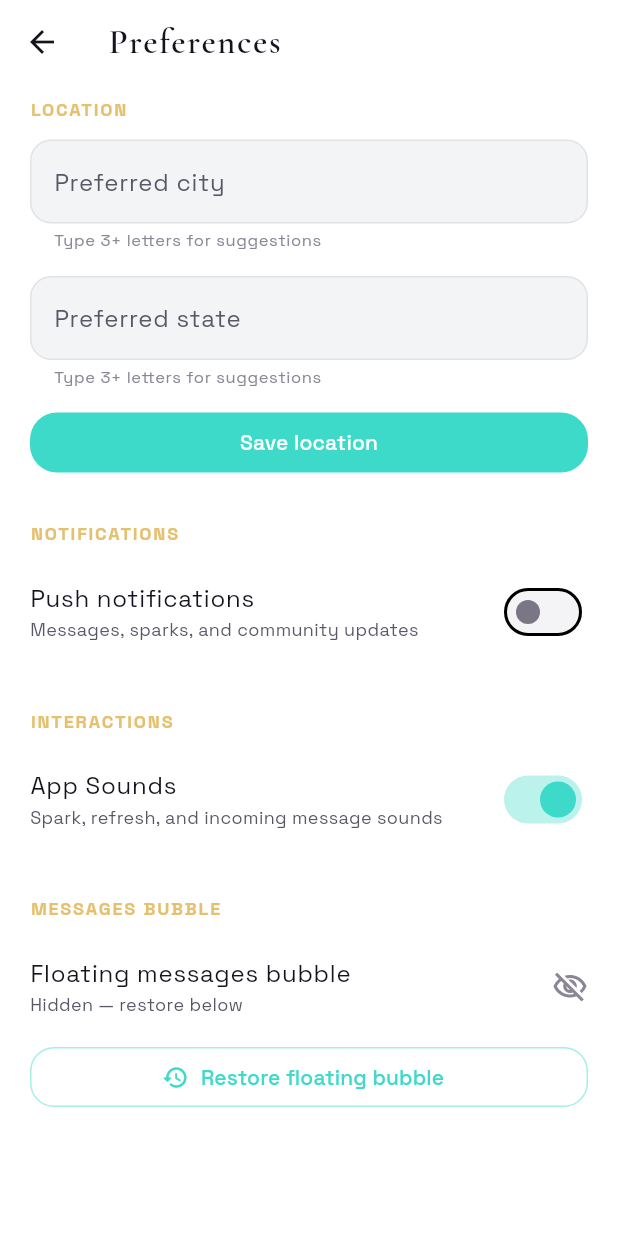
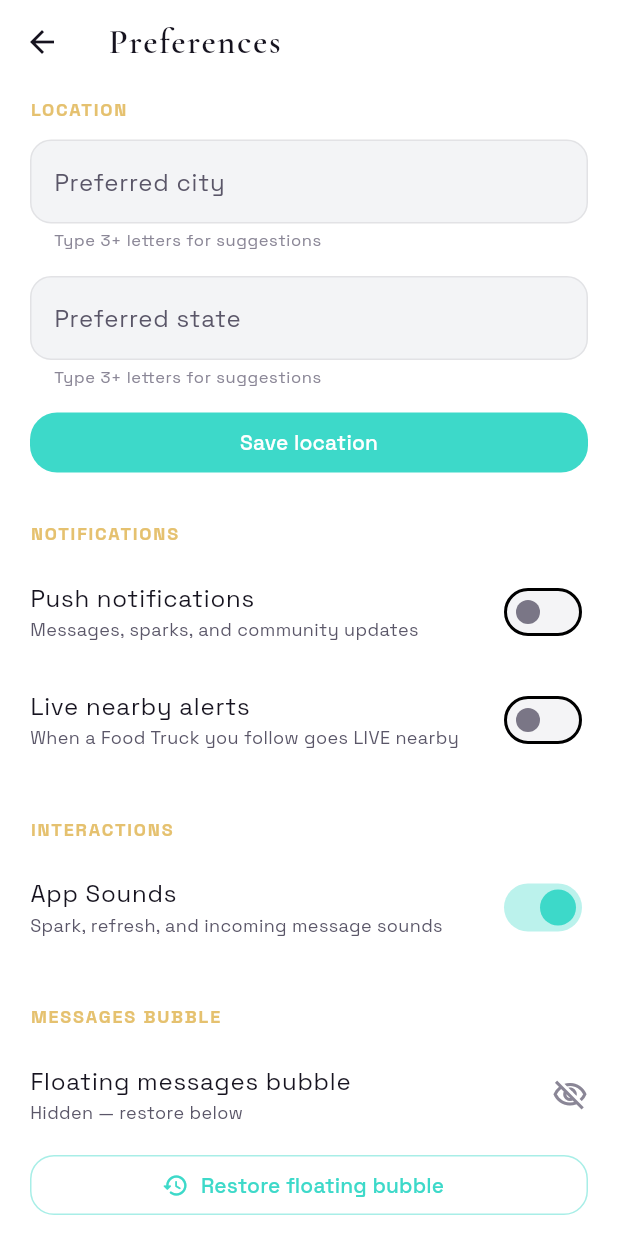
Before and after one commit to hkendale16-create/Firstvue, a Flutter app: the SettingsPreferencesScreen screen opened directly, on a phone screen of 412 x 824 dp. Run offline on Flutter 3.47's test engine with Material 3 defaults, Android fonts, the phone set to English and light mode, and no system bars; our stand-ins replace app_links, audioplayers, flutter_local_notifications, flutter_map, geolocator, image_picker and 7 more; missing offline and left inert: cryptography, dart:html, flutter_webrtc, mapbox_maps_flutter; accounts and stored records are empty; project files that could hold a hidden picture were left out.

Commit message:
Polish Food Trucks live locations UX and report
Fix active-session unique index to avoid non-immutable now(), add live
nearby notification preference, owner scheduled-stop creation, and expand
the completion report.

Co-authored-by: hkendale16-create <hkendale16-create@users.noreply.github.com>

```diff
--- a/lib/screens/settings_preferences_screen.dart
+++ b/lib/screens/settings_preferences_screen.dart
@@ -152,6 +152,26 @@ class _SettingsPreferencesScreenState extends State<SettingsPreferencesScreen> {
                   activeThumbColor: FirstVueColors.teal,
                   onChanged: _toggleNotifications,
                 ),
+                SwitchListTile(
+                  contentPadding: EdgeInsets.zero,
+                  title: Text(
+                    'Live nearby alerts',
+                    style: TextStyle(color: fv.primaryText),
+                  ),
+                  subtitle: Text(
+                    'When a Food Truck you follow goes LIVE nearby',
+                    style: TextStyle(color: fv.secondaryText, fontSize: 12),
+                  ),
+                  value: _prefs.pushLiveNearby,
+                  activeThumbColor: FirstVueColors.teal,
+                  onChanged: (value) async {
+                    await UserPreferencesService.updatePushLiveNearby(value);
+                    if (!mounted) return;
+                    setState(
+                      () => _prefs = _prefs.copyWith(pushLiveNearby: value),
+                    );
+                  },
+                ),
                 const SizedBox(height: 28),
                 const Text(
                   'INTERACTIONS',
```
Also changed, not shown: lib/screens/firstvue_business_profile_screen.dart (+14 -0 lines), 1 other file.
